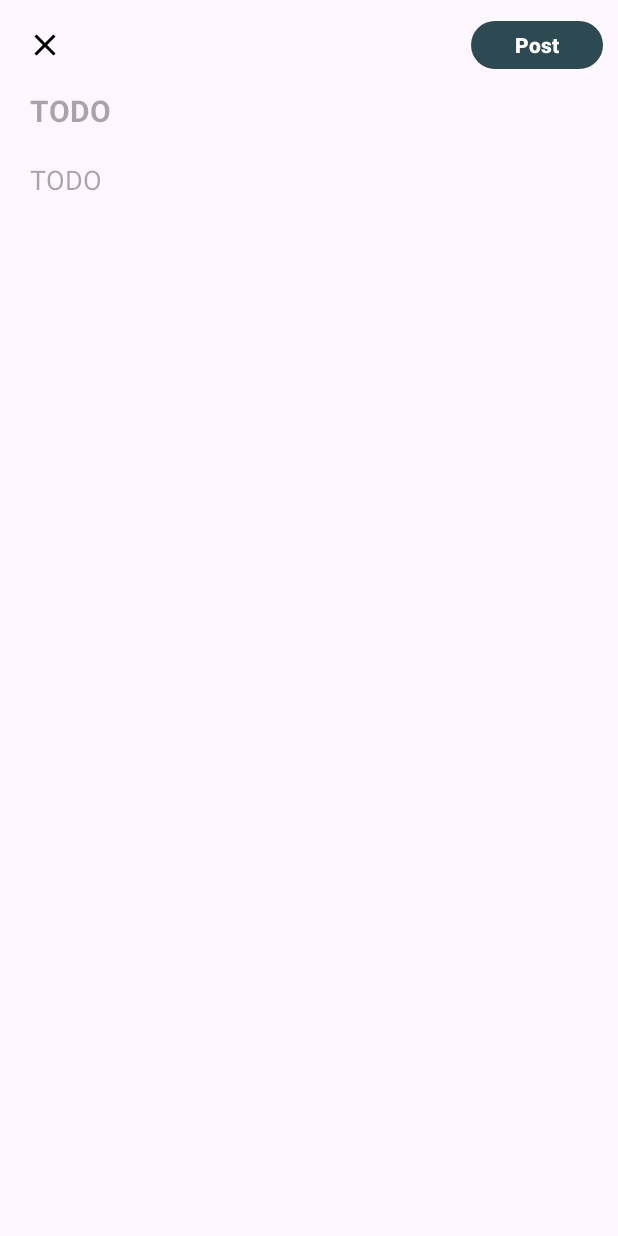
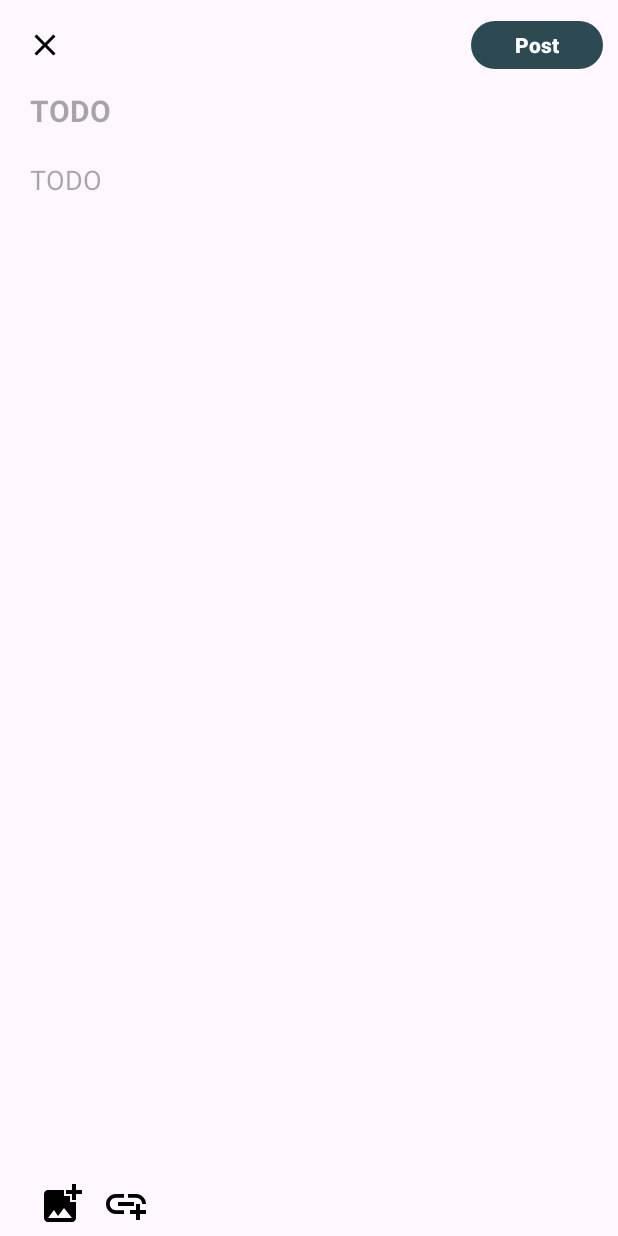
Before and after one commit to klenovn/ARTicle, an Android app: the screen it shows after launch (CreateArticleActivity before the commit, MainActivity after it), on a phone screen of 412 x 824 dp. Run offline under Robolectric (Android 15) with nearby library versions, the phone set to English and light mode, and no system bars.

Commit message:
Сверстанный экран создания статьи

```diff
--- a/app/build.gradle.kts
+++ b/app/build.gradle.kts
@@ -36,6 +36,7 @@ android {
 }
 
 dependencies {
+    implementation("androidx.fragment:fragment-ktx:1.5.6")
 
     implementation("androidx.core:core-ktx:1.12.0")
     implementation("androidx.appcompat:appcompat:1.6.1")
--- a/app/src/main/AndroidManifest.xml
+++ b/app/src/main/AndroidManifest.xml
@@ -14,11 +14,8 @@
         tools:targetApi="31">
         <activity
             android:name=".MainActivity"
-            android:exported="true">
-        </activity>
-        <activity
-            android:name=".CreateArticleActivity"
-            android:exported="true">
+            android:exported="true"
+            android:windowSoftInputMode="adjustResize">
             <intent-filter>
                 <action android:name="android.intent.action.MAIN"/>
                 <category android:name="android.intent.category.LAUNCHER"/>
--- a/app/src/main/java/com/comrades/article/CreateArticleActivity.kt
+++ /dev/null
@@ -1,11 +0,0 @@
-package com.comrades.article
-
-import android.os.Bundle
-import androidx.appcompat.app.AppCompatActivity
-
-class CreateArticleActivity : AppCompatActivity() {
-    override fun onCreate(savedInstanceState: Bundle?) {
-        super.onCreate(savedInstanceState)
-        setContentView(R.layout.activity_create_article)
-    }
-}
--- /dev/null
+++ b/app/src/main/java/com/comrades/article/CreateArticleFragment.kt
@@ -0,0 +1,5 @@
+package com.comrades.article
+
+import androidx.fragment.app.Fragment
+
+class CreateArticleFragment : Fragment(R.layout.fragment_create_article)
--- a/app/src/main/java/com/comrades/article/MainActivity.kt
+++ b/app/src/main/java/com/comrades/article/MainActivity.kt
@@ -2,10 +2,18 @@ package com.comrades.article
 
 import android.os.Bundle
 import androidx.appcompat.app.AppCompatActivity
+import androidx.fragment.app.add
+import androidx.fragment.app.commit
 
 class MainActivity : AppCompatActivity() {
     override fun onCreate(savedInstanceState: Bundle?) {
         super.onCreate(savedInstanceState)
         setContentView(R.layout.activity_main)
+
+        if (savedInstanceState == null) {
+            supportFragmentManager.commit {
+                add<CreateArticleFragment>(R.id.fragment_container, "createArticle")
+            }
+        }
     }
 }
--- /dev/null
+++ b/app/src/main/res/drawable-night/baseline_add_link_24.xml
@@ -0,0 +1,5 @@
+<vector xmlns:android="http://schemas.android.com/apk/res/android" android:height="32dp" android:tint="#81D4FA" android:viewportHeight="24" android:viewportWidth="24" android:width="32dp">
+
+    <path android:fillColor="@android:color/white" android:pathData="M8,11h8v2L8,13zM20.1,12L22,12c0,-2.76 -2.24,-5 -5,-5h-4v1.9h4c1.71,0 3.1,1.39 3.1,3.1zM3.9,12c0,-1.71 1.39,-3.1 3.1,-3.1h4L11,7L7,7c-2.76,0 -5,2.24 -5,5s2.24,5 5,5h4v-1.9L7,15.1c-1.71,0 -3.1,-1.39 -3.1,-3.1zM19,12h-2v3h-3v2h3v3h2v-3h3v-2h-3z"/>
+
+</vector>
--- /dev/null
+++ b/app/src/main/res/drawable-night/baseline_add_photo_alternate_24.xml
@@ -0,0 +1,5 @@
+<vector xmlns:android="http://schemas.android.com/apk/res/android" android:height="32dp" android:tint="#81D4FA" android:viewportHeight="24" android:viewportWidth="24" android:width="32dp">
+
+    <path android:fillColor="@android:color/white" android:pathData="M19,7v2.99s-1.99,0.01 -2,0L17,7h-3s0.01,-1.99 0,-2h3L17,2h2v3h3v2h-3zM16,11L16,8h-3L13,5L5,5c-1.1,0 -2,0.9 -2,2v12c0,1.1 0.9,2 2,2h12c1.1,0 2,-0.9 2,-2v-8h-3zM5,19l3,-4 2,3 3,-4 4,5L5,19z"/>
+
+</vector>
--- /dev/null
+++ b/app/src/main/res/drawable/baseline_add_link_24.xml
@@ -0,0 +1,5 @@
+<vector xmlns:android="http://schemas.android.com/apk/res/android" android:height="32dp" android:tint="#000000" android:viewportHeight="24" android:viewportWidth="24" android:width="32dp">
+
+    <path android:fillColor="@android:color/white" android:pathData="M8,11h8v2L8,13zM20.1,12L22,12c0,-2.76 -2.24,-5 -5,-5h-4v1.9h4c1.71,0 3.1,1.39 3.1,3.1zM3.9,12c0,-1.71 1.39,-3.1 3.1,-3.1h4L11,7L7,7c-2.76,0 -5,2.24 -5,5s2.24,5 5,5h4v-1.9L7,15.1c-1.71,0 -3.1,-1.39 -3.1,-3.1zM19,12h-2v3h-3v2h3v3h2v-3h3v-2h-3z"/>
+
+</vector>
--- /dev/null
+++ b/app/src/main/res/drawable/baseline_add_photo_alternate_24.xml
@@ -0,0 +1,5 @@
+<vector xmlns:android="http://schemas.android.com/apk/res/android" android:height="32dp" android:tint="#000000" android:viewportHeight="24" android:viewportWidth="24" android:width="32dp">
+
+    <path android:fillColor="@android:color/white" android:pathData="M19,7v2.99s-1.99,0.01 -2,0L17,7h-3s0.01,-1.99 0,-2h3L17,2h2v3h3v2h-3zM16,11L16,8h-3L13,5L5,5c-1.1,0 -2,0.9 -2,2v12c0,1.1 0.9,2 2,2h12c1.1,0 2,-0.9 2,-2v-8h-3zM5,19l3,-4 2,3 3,-4 4,5L5,19z"/>
+
+</vector>
--- a/app/src/main/res/layout/activity_main.xml
+++ b/app/src/main/res/layout/activity_main.xml
@@ -1,7 +1,10 @@
 <?xml version="1.0" encoding="utf-8"?>
 <androidx.constraintlayout.widget.ConstraintLayout xmlns:android="http://schemas.android.com/apk/res/android"
     android:layout_width="match_parent"
-    android:layout_height="match_parent"
-    android:background="@color/purple_200">
+    android:layout_height="match_parent">
+    <androidx.fragment.app.FragmentContainerView
+        android:id="@+id/fragment_container"
+        android:layout_width="match_parent"
+        android:layout_height="match_parent"/>
 
 </androidx.constraintlayout.widget.ConstraintLayout>
--- a/app/src/main/res/layout/activity_create_article.xml
+++ b/app/src/main/res/layout/fragment_create_article.xml
@@ -30,12 +30,14 @@
 
     <androidx.core.widget.NestedScrollView
         android:layout_width="match_parent"
-        android:layout_height="wrap_content"
-        app:layout_constraintTop_toBottomOf="@id/buttons_holder">
+        android:layout_height="0dp"
+        app:layout_constraintTop_toBottomOf="@id/buttons_holder"
+        app:layout_constraintBottom_toTopOf="@id/create_article_add_content_buttons"
+        app:layout_constraintVertical_bias="0">
         <androidx.constraintlayout.widget.ConstraintLayout
             android:id="@+id/create_article_wrapper"
-            android:layout_marginStart="20dp"
-            android:layout_marginEnd="20dp"
+            android:layout_marginStart="@dimen/create_article_default_margin"
+            android:layout_marginEnd="@dimen/create_article_default_margin"
             android:layout_width="match_parent"
             android:layout_height="wrap_content">
 
@@ -53,7 +55,7 @@
                 android:layout_marginTop="10dp"/>
             <EditText
                 android:id="@+id/article_content"
-                android:layout_marginTop="20dp"
+                android:layout_marginTop="@dimen/create_article_default_margin"
                 android:layout_width="match_parent"
                 android:layout_height="wrap_content"
                 android:hint="@string/todo"
@@ -68,5 +70,29 @@
         </androidx.constraintlayout.widget.ConstraintLayout>
     </androidx.core.widget.NestedScrollView>
 
+    <androidx.constraintlayout.widget.ConstraintLayout
+        android:id="@+id/create_article_add_content_buttons"
+        android:layout_width="match_parent"
+        android:layout_height="wrap_content"
+        app:layout_constraintBottom_toBottomOf="parent"
+        android:layout_marginStart="@dimen/create_article_default_margin">
+        <ImageButton
+            android:id="@+id/create_article_add_photo"
+            android:layout_width="wrap_content"
+            android:layout_height="wrap_content"
+            android:background="?android:attr/selectableItemBackground"
+            android:src="@drawable/baseline_add_photo_alternate_24"
+            app:layout_constraintTop_toTopOf="parent"
+            app:layout_constraintStart_toStartOf="parent"
+            android:padding="5dp"/>
+        <ImageButton
+            android:layout_width="wrap_content"
+            android:layout_height="wrap_content"
+            android:background="?android:attr/selectableItemBackground"
+            android:src="@drawable/baseline_add_link_24"
+            app:layout_constraintTop_toTopOf="parent"
+            app:layout_constraintStart_toEndOf="@id/create_article_add_photo"
+            android:padding="5dp"/>
+    </androidx.constraintlayout.widget.ConstraintLayout>
 
 </androidx.constraintlayout.widget.ConstraintLayout>
--- a/app/src/main/res/values-night/colors.xml
+++ b/app/src/main/res/values-night/colors.xml
@@ -2,4 +2,5 @@
 <resources>
     <color name="background">#141118</color>
     <color name="colorPrimary">#81D4FA</color>
+    <color name="colorPrimaryDark">@color/background</color>
 </resources>
--- a/app/src/main/res/values-night/themes.xml
+++ b/app/src/main/res/values-night/themes.xml
@@ -3,6 +3,7 @@
     <style name="Theme.Article" parent="Theme.Material3.DayNight.NoActionBar">
         <!-- Customize your dark theme here. -->
         <item name="colorPrimary">@color/colorPrimary</item>
+        <item name="colorPrimaryDark">@color/colorPrimaryDark</item>
         <!-- <item name="colorPrimary">@color/my_dark_primary</item> -->
     </style>
 </resources>
--- a/app/src/main/res/values/colors.xml
+++ b/app/src/main/res/values/colors.xml
@@ -9,4 +9,5 @@
     <color name="white">#FFFFFFFF</color>
     <color name="background">#FFFFFFFF</color>
     <color name="colorPrimary">#2D4A53</color>
+    <color name="colorPrimaryDark">@color/background</color>
 </resources>
--- /dev/null
+++ b/app/src/main/res/values/dimens.xml
@@ -0,0 +1,5 @@
+<?xml version="1.0" encoding="utf-8"?>
+<resources>
+    <dimen name="create_article_default_margin">20dp</dimen>
+    <dimen name="create_article_icon_size">48dp</dimen>
+</resources>
--- a/app/src/main/res/values/themes.xml
+++ b/app/src/main/res/values/themes.xml
@@ -3,6 +3,7 @@
     <style name="Theme.Article" parent="Theme.Material3.DayNight.NoActionBar">
         <!-- Customize your light theme here. -->
         <item name="colorPrimary">@color/colorPrimary</item>
+        <item name="colorPrimaryDark">@color/colorPrimaryDark</item>
         <!-- <item name="colorPrimary">@color/my_light_primary</item> -->
     </style>
 
--- a/build.gradle.kts
+++ b/build.gradle.kts
@@ -1,5 +1,5 @@
 // Top-level build file where you can add configuration options common to all sub-projects/modules.
 plugins {
-    id("com.android.application") version "8.2.0" apply false
+    id("com.android.application") version "8.3.0" apply false
     id("org.jetbrains.kotlin.android") version "1.9.10" apply false
 }
```
Also changed, not shown: gradle/wrapper/gradle-wrapper.properties.
